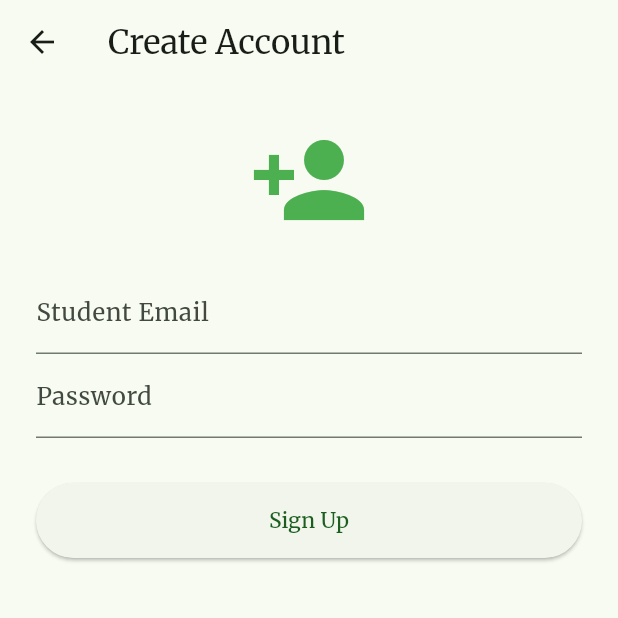
After one commit to Makobi5/loy_herbs_app, a Flutter app: the screen it shows after launch, after a tap on "Don't have an account? Sign Up", on a phone screen of 412 x 824 dp, the top half of it. The commit adds this screen. Run offline on Flutter 3.47's test engine with Material 3 defaults, Android fonts, the phone set to English and light mode, and no system bars; our stand-ins replace cached_network_image, connectivity_plus, flutter_dotenv, google_fonts, hive_flutter, supabase_flutter; accounts and stored records are empty; network calls fail.

Commit message:
users can create accounts

```diff
--- a/lib/main.dart
+++ b/lib/main.dart
@@ -5,6 +5,7 @@ import 'package:loy_herbs/services/database_service.dart';
 import 'package:flutter_dotenv/flutter_dotenv.dart';
 import 'package:loy_herbs/views/detail/herb_detail_screen.dart';
 import 'package:loy_herbs/views/admin/admin_screen.dart';
+import 'package:loy_herbs/views/auth/signup_screen.dart';
 import 'package:loy_herbs/data/models/herb_model.dart';
 
 // 1. THE HERB MODEL
@@ -115,6 +116,15 @@ class _LoginScreenState extends State<LoginScreen> {
             ),
             const SizedBox(height: 20),
             ElevatedButton(onPressed: _signIn, child: const Text("Login")),
+            // ... existing Login button ...
+            const SizedBox(height: 10),
+            TextButton(
+              onPressed: () => Navigator.push(
+                context,
+                MaterialPageRoute(builder: (_) => const SignUpScreen()),
+              ),
+              child: const Text("Don't have an account? Sign Up"),
+            ),
           ],
         ),
       ),
@@ -191,7 +201,15 @@ class _HomeScreenState extends State<HomeScreen> {
             ),
           IconButton(
             onPressed: () async {
-              /* logout logic */
+              await Supabase.instance.client.auth.signOut();
+              if (mounted) {
+                // Navigate back to Login and remove all previous screens from memory
+                Navigator.pushAndRemoveUntil(
+                  context,
+                  MaterialPageRoute(builder: (_) => const LoginScreen()),
+                  (route) => false,
+                );
+              }
             },
             icon: const Icon(Icons.logout),
           ),
--- /dev/null
+++ b/lib/views/auth/signup_screen.dart
@@ -0,0 +1,72 @@
+import 'package:flutter/material.dart';
+import 'package:supabase_flutter/supabase_flutter.dart';
+
+class SignUpScreen extends StatefulWidget {
+  const SignUpScreen({super.key});
+
+  @override
+  State<SignUpScreen> createState() => _SignUpScreenState();
+}
+
+class _SignUpScreenState extends State<SignUpScreen> {
+  final _emailController = TextEditingController();
+  final _passwordController = TextEditingController();
+  bool _isLoading = false;
+
+  Future<void> _signUp() async {
+    setState(() => _isLoading = true);
+    try {
+      await Supabase.instance.client.auth.signUp(
+        email: _emailController.text.trim(),
+        password: _passwordController.text.trim(),
+      );
+      if (mounted) {
+        ScaffoldMessenger.of(context).showSnackBar(
+          const SnackBar(content: Text("Account created! You can now login.")),
+        );
+        Navigator.pop(context); // Go back to login screen
+      }
+    } catch (e) {
+      ScaffoldMessenger.of(
+        context,
+      ).showSnackBar(SnackBar(content: Text(e.toString())));
+    } finally {
+      setState(() => _isLoading = false);
+    }
+  }
+
+  @override
+  Widget build(BuildContext context) {
+    return Scaffold(
+      appBar: AppBar(title: const Text("Create Account")),
+      body: Padding(
+        padding: const EdgeInsets.all(24.0),
+        child: Column(
+          children: [
+            const Icon(Icons.person_add, size: 80, color: Colors.green),
+            const SizedBox(height: 20),
+            TextField(
+              controller: _emailController,
+              decoration: const InputDecoration(labelText: "Student Email"),
+            ),
+            TextField(
+              controller: _passwordController,
+              decoration: const InputDecoration(labelText: "Password"),
+              obscureText: true,
+            ),
+            const SizedBox(height: 30),
+            _isLoading
+                ? const CircularProgressIndicator()
+                : ElevatedButton(
+                    onPressed: _signUp,
+                    style: ElevatedButton.styleFrom(
+                      minimumSize: const Size(double.infinity, 50),
+                    ),
+                    child: const Text("Sign Up"),
+                  ),
+          ],
+        ),
+      ),
+    );
+  }
+}
```
Also changed, not shown: lib/views/detail/herb_detail_screen.dart (+82 -28 lines).
